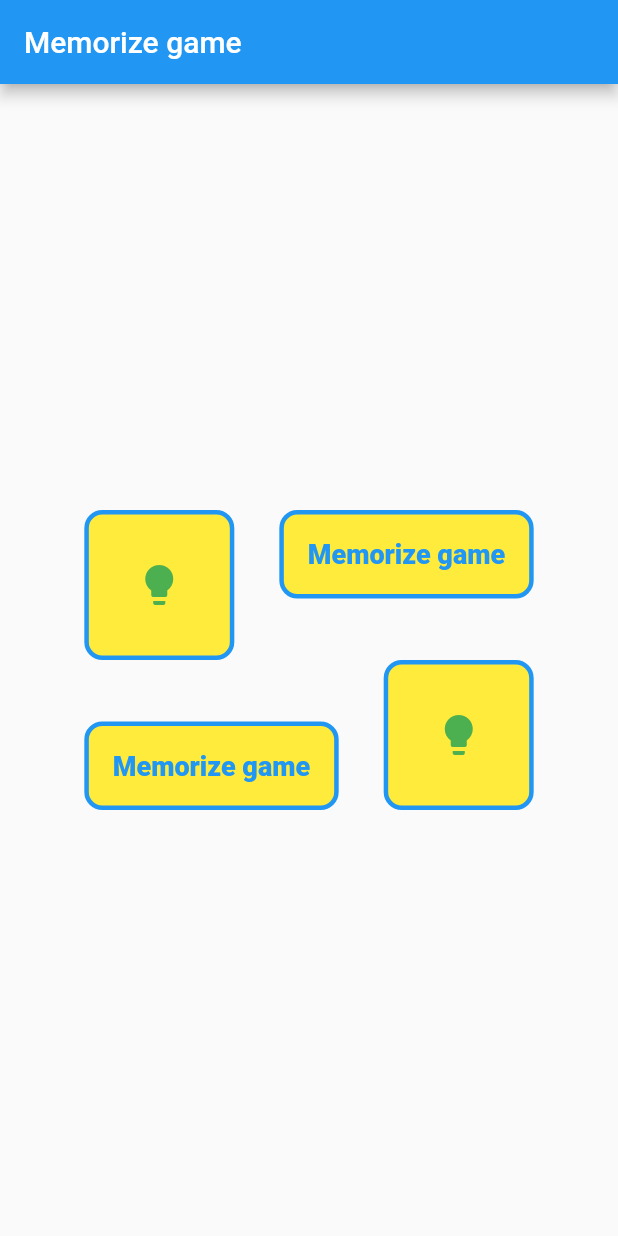
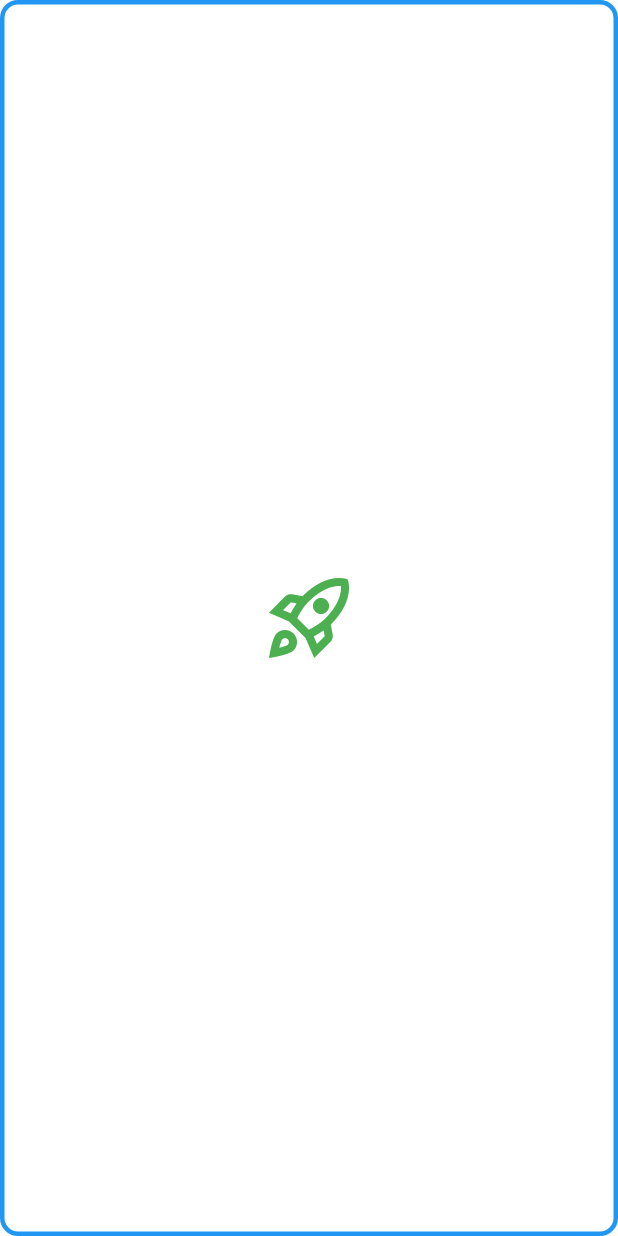
Before and after one commit to IDvan007/memorize, a Flutter app: the screen it shows after launch, on a phone screen of 412 x 824 dp. Run offline on Flutter 3.47's test engine with Material 2 defaults, Android fonts, the phone set to English and light mode, and no system bars.

Commit message:
я правильно понял задание?

```diff
--- /dev/null
+++ b/lib/home_game.dart
@@ -0,0 +1,23 @@
+import 'package:flutter/material.dart';
+
+
+class MyHomeGame extends StatelessWidget {
+  const MyHomeGame({super.key});
+
+
+  @override
+  Widget build(BuildContext context) {
+    return Container(
+      decoration: BoxDecoration(
+      // color: Colors.yellow,
+        border: Border.all(width: 3, color: Colors.blue),
+        borderRadius: BorderRadius.circular(12),
+      ),
+      child: const Icon(
+        Icons.rocket_launch_outlined,
+        color: Colors.green,
+        size: 64.0,
+      ),
+    );
+  }
+}
--- a/lib/home_page.dart
+++ b/lib/home_page.dart
@@ -52,7 +52,7 @@ class _MyIcon extends StatelessWidget {
         borderRadius: BorderRadius.circular(12),
       ),
       child: const Icon(
-        Icons.lightbulb,
+        Icons.rocket_launch_outlined,
         color: Colors.green,
         size: 32.0,
       ),
--- a/lib/main.dart
+++ b/lib/main.dart
@@ -1,5 +1,6 @@
 import 'package:flutter/material.dart';
-import 'package:memorize/home_page.dart';
+//import 'package:memorize/home_page.dart';
+import 'package:memorize/home_game.dart';
 
 void main() {
   runApp(const MyApp());
@@ -11,7 +12,7 @@ class MyApp extends StatelessWidget {
   @override
   Widget build(BuildContext context) {
     return const MaterialApp(
-      home: MyHomePage(),
+      home: MyHomeGame(),
     );
   }
 }
```
